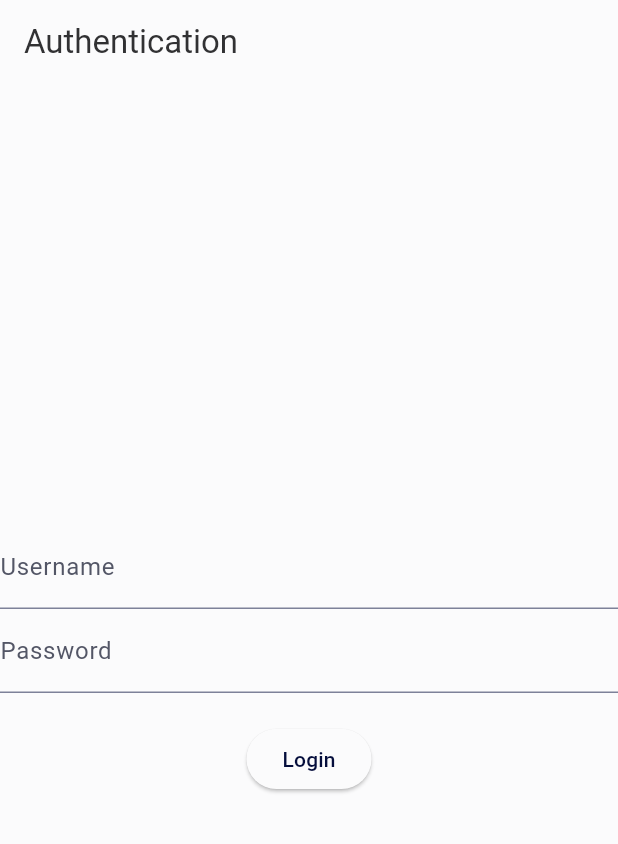
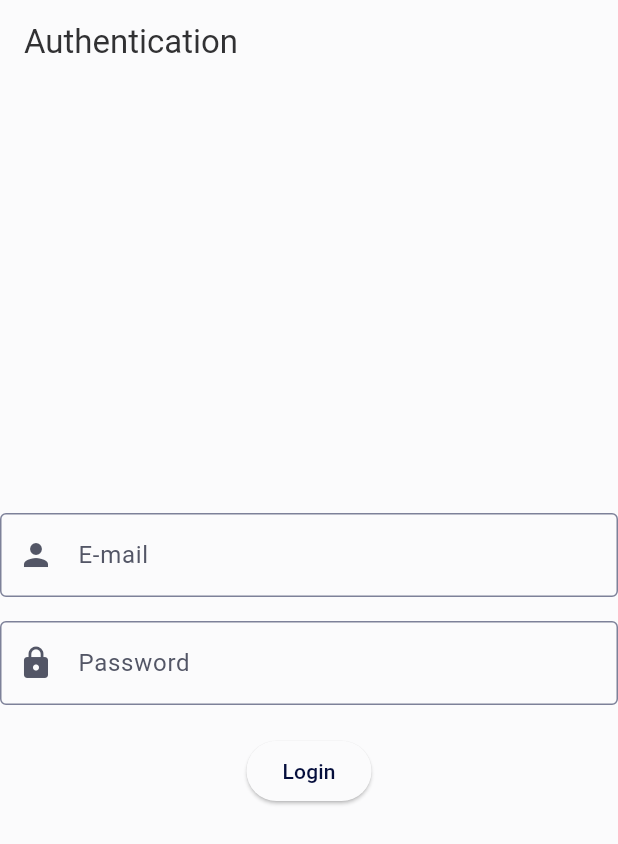
Before and after one commit to porrappgo/porrapp-frontend, a Flutter app: the screen it shows after launch, on a phone screen of 412 x 824 dp. Shown: the top 844 px of the screen. Run offline on Flutter 3.47's test engine with Material 3 defaults, Android fonts, the phone set to English and light mode, and no system bars; our stand-ins replace dio, equatable, flutter_bloc, fluttertoast, get_it, go_router and 1 more.

Commit message:
Refactor authentication flow: integrate AuthService into AuthRepository, update AuthBloc for email/password handling, and enhance AuthPage UI with input decorations and error handling.

```diff
--- /dev/null
+++ b/lib/core/components/components.dart
@@ -0,0 +1 @@
+export 'input_decoration.dart';
--- /dev/null
+++ b/lib/core/components/input_decoration.dart
@@ -0,0 +1,16 @@
+import 'package:flutter/material.dart';
+
+class InputDecorations {
+  static InputDecoration decoration({
+    required String hintText,
+    required String labelText,
+    IconData? prefixIcon,
+  }) {
+    return InputDecoration(
+      border: OutlineInputBorder(),
+      hintText: hintText,
+      labelText: labelText,
+      prefixIcon: prefixIcon != null ? Icon(prefixIcon) : null,
+    );
+  }
+}
--- a/lib/features/auth/presentation/auth_page.dart
+++ b/lib/features/auth/presentation/auth_page.dart
@@ -1,20 +1,49 @@
 import 'package:flutter/material.dart';
 import 'package:flutter_bloc/flutter_bloc.dart';
+import 'package:fluttertoast/fluttertoast.dart';
+import 'package:go_router/go_router.dart';
+
+import 'package:porrapp_frontend/core/components/components.dart';
 import 'package:porrapp_frontend/core/util/util.dart';
+import 'package:porrapp_frontend/features/auth/domain/model/model.dart';
 import 'package:porrapp_frontend/features/auth/presentation/bloc/bloc.dart';
+import 'package:porrapp_frontend/websocketpage.dart';
 
-class AuthPage extends StatelessWidget {
+class AuthPage extends StatefulWidget {
   static const String routeName = 'auth';
   const AuthPage({super.key});
 
   @override
+  State<AuthPage> createState() => _AuthPageState();
+}
+
+class _AuthPageState extends State<AuthPage> {
+  AuthBloc? authBloc;
+
+  @override
   Widget build(BuildContext context) {
+    authBloc = BlocProvider.of<AuthBloc>(context);
+
     return Scaffold(
       appBar: AppBar(title: const Text('Authentication')),
       body: BlocListener<AuthBloc, AuthState>(
         listener: (context, state) {
           final responseState = state.response;
           print('AuthPage - responseState: $responseState');
+
+          if (responseState is Success<AuthTokenModel>) {
+            /// If login is successful, save the user session
+            print('Saving user session...');
+            authBloc?.add(AuthSaveUserSession(response: responseState.data));
+            context.go('/${WebSocketTestPage.routeName}');
+          } else if (responseState is Error<AuthTokenModel>) {
+            /// Show an error message if login fails
+            Fluttertoast.showToast(
+              msg: responseState.message,
+              toastLength: Toast.LENGTH_LONG,
+            );
+            authBloc?.add(const AuthResetResource());
+          }
         },
         child: BlocBuilder<AuthBloc, AuthState>(
           builder: (context, state) {
@@ -30,16 +59,45 @@ class AuthPage extends StatelessWidget {
                   mainAxisAlignment: MainAxisAlignment.center,
                   children: [
                     TextFormField(
-                      decoration: InputDecoration(labelText: 'Username'),
-                      onChanged: (value) {},
+                      decoration: InputDecorations.decoration(
+                        labelText: 'E-mail',
+                        hintText: 'Enter your e-mail',
+                        prefixIcon: Icons.person,
+                      ),
+                      textInputAction: TextInputAction.next,
+                      onChanged: (text) {
+                        authBloc?.add(
+                          EmailChanged(email: BlocFormItem(value: text)),
+                        );
+                      },
+                      validator: (value) {
+                        return state.email.error;
+                      },
                     ),
+                    const SizedBox(height: 16),
                     TextFormField(
-                      decoration: InputDecoration(labelText: 'Password'),
-                      obscureText: true,
-                      onChanged: (value) {},
+                      decoration: InputDecorations.decoration(
+                        labelText: 'Password',
+                        hintText: 'Enter your password',
+                        prefixIcon: Icons.lock,
+                      ),
+                      textInputAction: TextInputAction.next,
+                      onChanged: (text) {
+                        authBloc?.add(
+                          PasswordChanged(password: BlocFormItem(value: text)),
+                        );
+                      },
+                      validator: (value) {
+                        return state.email.error;
+                      },
                     ),
-                    SizedBox(height: 20),
-                    ElevatedButton(onPressed: () {}, child: Text('Login')),
+                    const SizedBox(height: 20),
+                    ElevatedButton(
+                      onPressed: () {
+                        authBloc?.add(const AuthSubmitted());
+                      },
+                      child: Text('Login'),
+                    ),
                   ],
                 ),
               ),
--- a/lib/features/auth/presentation/bloc/auth_event.dart
+++ b/lib/features/auth/presentation/bloc/auth_event.dart
@@ -20,6 +20,10 @@ class AuthFormReset extends AuthEvent {
   const AuthFormReset();
 }
 
+class AuthResetResource extends AuthEvent {
+  const AuthResetResource();
+}
+
 class AuthSaveUserSession extends AuthEvent {
   final AuthTokenModel response;
 
@@ -29,22 +33,22 @@ class AuthSaveUserSession extends AuthEvent {
   List<Object?> get props => [response];
 }
 
-class AccountChanged extends AuthEvent {
-  final BlocFormItem account;
+class EmailChanged extends AuthEvent {
+  final BlocFormItem email;
 
-  const AccountChanged({required this.account});
+  const EmailChanged({required this.email});
 
   @override
-  List<Object?> get props => [account];
+  List<Object?> get props => [email];
 }
 
-class PhoneChanged extends AuthEvent {
-  final BlocFormItem phone;
+class PasswordChanged extends AuthEvent {
+  final BlocFormItem password;
 
-  const PhoneChanged({required this.phone});
+  const PasswordChanged({required this.password});
 
   @override
-  List<Object?> get props => [phone];
+  List<Object?> get props => [password];
 }
 
 class AuthSubmitted extends AuthEvent {
--- a/pubspec.yaml
+++ b/pubspec.yaml
@@ -34,6 +34,7 @@ dependencies:
   flutter:
     sdk: flutter
   flutter_bloc: ^9.1.1
+  fluttertoast: ^9.0.0
   get_it: ^9.2.0
   go_router: ^17.0.0
   injectable: ^2.7.1+2
```
Also changed, not shown: lib/core/injection.dart (+7 -1 lines), lib/features/auth/data/datasource/remote/auth_service.dart (added, +56 -0 lines), lib/features/auth/data/repository/auth_repository_impl.dart (+10 -4 lines), lib/features/auth/presentation/bloc/auth_bloc.dart (+58 -5 lines), pubspec.lock.
